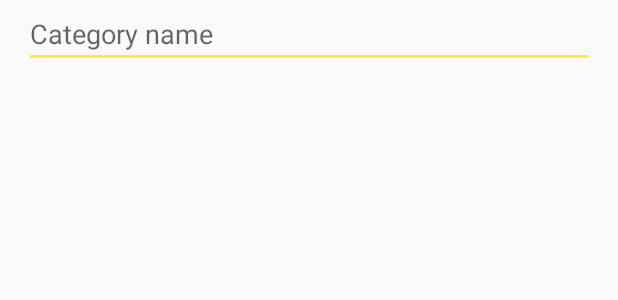
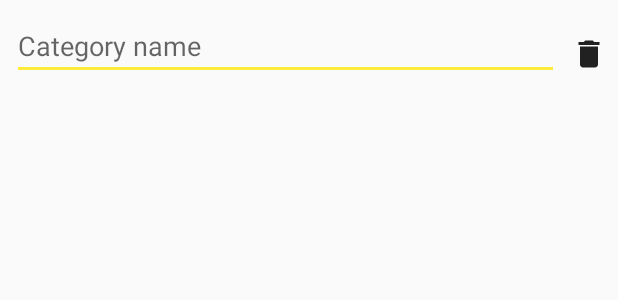
Before and after one commit to faleksic/CP-Notes, an Android app: the layout dialog_category.xml on its own in the app's theme, with its tools: preview values and no code run, on a phone screen of 412 x 824 dp. Shown: the top 300 px of the screen. Run offline under Robolectric (Android 15) with nearby library versions, the phone set to English and light mode, and no system bars.

Commit message:
Added delete, copy and paste functionality

```diff
--- a/app/src/main/AndroidManifest.xml
+++ b/app/src/main/AndroidManifest.xml
@@ -17,6 +17,10 @@
             </intent-filter>
         </activity>
         <activity android:name="hr.faleksic.android.cpnotes.CreateNoteActivity"></activity>
+        <meta-data
+            android:name="io.fabric.ApiKey"
+            android:value="b3fb65bde48674aab20a8731cee37bcd18758ab2" />
     </application>
 
+    <uses-permission android:name="android.permission.INTERNET" />
 </manifest>
--- a/app/src/main/java/hr/faleksic/android/cpnotes/CategoryFragment.java
+++ b/app/src/main/java/hr/faleksic/android/cpnotes/CategoryFragment.java
@@ -16,8 +16,6 @@ import com.example.android.cpnotes.R;
 
 import java.util.ArrayList;
 import java.util.List;
-
-import static android.R.attr.id;
 
 public class CategoryFragment extends Fragment {
 
--- /dev/null
+++ b/app/src/main/res/drawable/ic_delete_black.xml
@@ -0,0 +1,10 @@
+<?xml version="1.0" encoding="utf-8"?>
+<vector xmlns:android="http://schemas.android.com/apk/res/android"
+    android:width="24dp"
+    android:height="24dp"
+    android:viewportWidth="24.0"
+    android:viewportHeight="24.0">
+    <path
+        android:fillColor="@color/icon"
+        android:pathData="M6,19c0,1.1 0.9,2 2,2h8c1.1,0 2,-0.9 2,-2V7H6v12zM19,4h-3.5l-1,-1h-5l-1,1H5v2h14V4z"/>
+</vector>
--- a/app/src/main/res/layout/dialog_category.xml
+++ b/app/src/main/res/layout/dialog_category.xml
@@ -1,13 +1,35 @@
 <?xml version="1.0" encoding="utf-8"?>
-<LinearLayout xmlns:android="http://schemas.android.com/apk/res/android"
-    android:orientation="vertical" android:layout_width="match_parent"
+<android.support.constraint.ConstraintLayout xmlns:android="http://schemas.android.com/apk/res/android"
+    xmlns:app="http://schemas.android.com/apk/res-auto"
+    xmlns:tools="http://schemas.android.com/tools"
+    android:layout_width="match_parent"
     android:layout_height="match_parent">
     <EditText
-        android:layout_width="match_parent"
+        android:layout_width="0dp"
         android:layout_height="wrap_content"
-        android:layout_marginStart="16dp"
-        android:layout_marginEnd="16dp"
         android:id="@+id/category_edittext"
-        android:hint="@string/category_name"/>
+        android:hint="@string/category_name"
+        app:layout_constraintRight_toLeftOf="@+id/category_delete_button"
+        android:layout_marginRight="8dp"
+        android:layout_marginLeft="8dp"
+        app:layout_constraintLeft_toLeftOf="parent"
+        app:layout_constraintTop_toTopOf="parent"
+        android:layout_marginTop="8dp" />
 
-</LinearLayout>
+    <ImageButton
+        android:id="@+id/category_delete_button"
+        android:layout_width="wrap_content"
+        android:layout_height="wrap_content"
+        android:background="@null"
+        android:contentDescription="@string/category_delete_description"
+        android:src="@drawable/ic_delete_black"
+        android:visibility="visible"
+        android:layout_marginEnd="7dp"
+        app:layout_constraintRight_toRightOf="parent"
+        app:layout_constraintBottom_toBottomOf="@+id/category_edittext"
+        android:layout_marginRight="6dp"
+        app:layout_constraintTop_toTopOf="parent"
+        android:layout_marginTop="8dp"
+        app:layout_constraintVertical_bias="0.75" />
+
+</android.support.constraint.ConstraintLayout>
--- a/app/src/main/res/layout/note_list_row.xml
+++ b/app/src/main/res/layout/note_list_row.xml
@@ -80,7 +80,8 @@
                 app:layout_constraintBottom_toBottomOf="parent"
                 app:layout_constraintRight_toRightOf="parent"
                 app:layout_constraintTop_toTopOf="parent"
-                android:background="@null" />
+                android:background="@null"
+                android:contentDescription="@string/button_copy_description" />
 
         </android.support.constraint.ConstraintLayout>
 
```
Also changed, not shown: app/build.gradle (+18 -0 lines), app/src/main/java/hr/faleksic/android/cpnotes/CategoriesAdapter.java (+9 -6 lines), app/src/main/java/hr/faleksic/android/cpnotes/CategoryDialog.java (+41 -5 lines), app/src/main/java/hr/faleksic/android/cpnotes/CreateNoteActivity.java (+22 -3 lines), app/src/main/java/hr/faleksic/android/cpnotes/MainActivity.java (+6 -3 lines), app/src/main/java/hr/faleksic/android/cpnotes/NoteFragment.java (+4 -6 lines), app/src/main/java/hr/faleksic/android/cpnotes/NotesAdapter.java (+20 -4 lines), app/src/main/res/drawable/ic_paste.xml (added, +9 -0 lines), app/src/main/res/layout/activity_create_note.xml (+22 -8 lines), app/src/main/res/values/strings.xml (+10 -2 lines), 1 other file.
